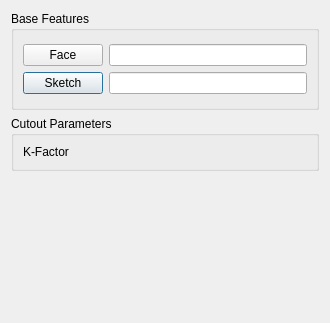
shaise/FreeCAD_SheetMetal, file Resources/panels/WrappedCutoutPanel.ui: the form before one commit; both pictures show x 0 to 330 and y 0 to 323 of the 330 by 676 pixel window.
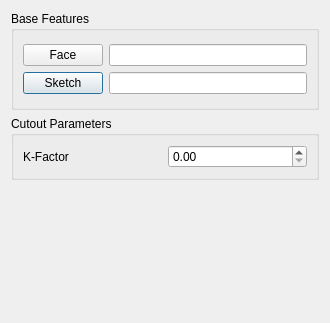
The form after the commit. Custom widgets are drawn as their Qt base class.

Commit message: fix custom class base of Gui::QuantitySpinBox to QDoubleSpinBox to show better under designer.

```diff
--- a/Resources/panels/WrappedCutoutPanel.ui
+++ b/Resources/panels/WrappedCutoutPanel.ui
@@ -142,7 +142,7 @@
  <customwidgets>
   <customwidget>
    <class>Gui::DoubleSpinBox</class>
-   <extends>QWidget</extends>
+   <extends>QDoubleSpinBox</extends>
    <header>gui::doublespinbox.h</header>
   </customwidget>
  </customwidgets>
```
The commit also changes 13 other files.
